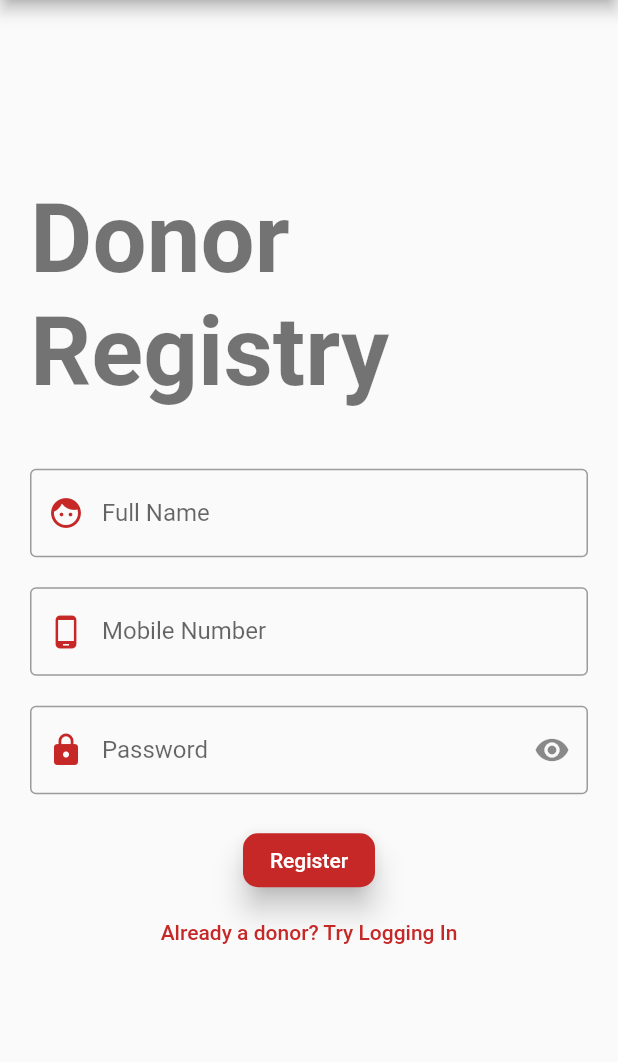
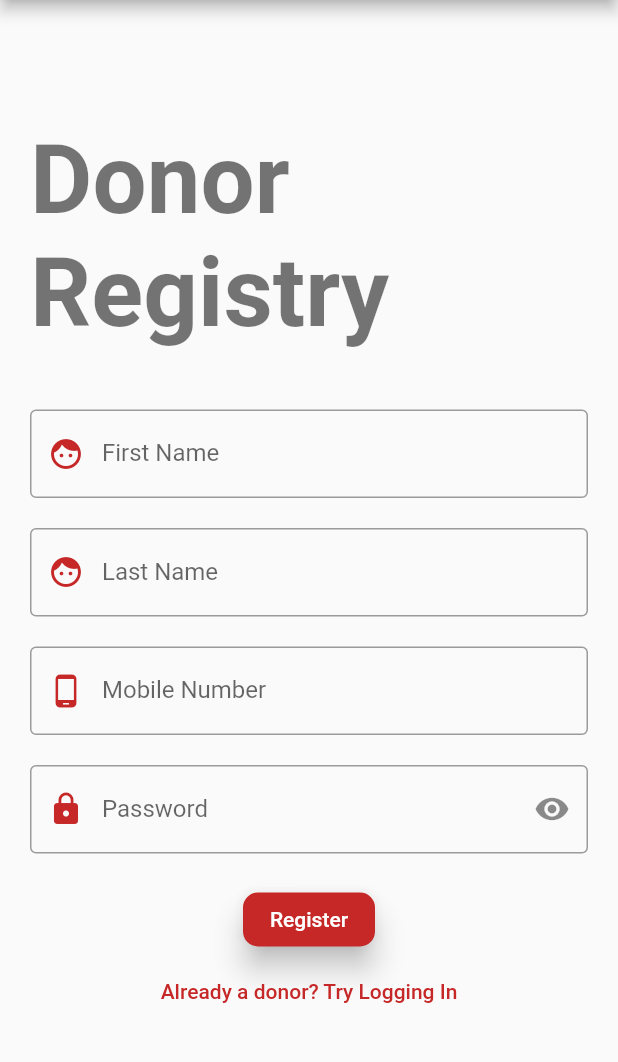
Before and after one commit to shashankj99/blood-finder, a Flutter app: the RegisterPage screen opened by its route, on a phone screen of 412 x 824 dp, the part 84-1146 px from its top. Run offline on Flutter 3.47's test engine with Material 2 defaults, Android fonts, the phone set to English and light mode, and no system bars; our stand-ins replace sms_autofill.

```diff
--- a/lib/main.dart
+++ b/lib/main.dart
@@ -1,5 +1,6 @@
 import 'package:blood_finder/pages/login.dart';
 import 'package:blood_finder/pages/register.dart';
+import 'package:blood_finder/pages/verification.dart';
 import 'package:flutter/material.dart';
 
 void main() => runApp(MyApp());
@@ -13,7 +14,8 @@ class MyApp extends StatelessWidget {
       title: 'Blood Finder',
       routes: {
         '/login' : (BuildContext context) => LoginPage(),
-        '/register': (BuildContext context) => RegisterPage()
+        '/register': (BuildContext context) => RegisterPage(),
+        '/otp-verification': (BuildContext context) => Verification(),
       },
       theme: ThemeData(
         cursorColor: Colors.red[800],
--- a/lib/pages/register.dart
+++ b/lib/pages/register.dart
@@ -1,5 +1,7 @@
 import 'package:blood_finder/components/mobile_number_validator.dart';
 import 'package:flutter/material.dart';
+import 'package:http/http.dart' as http;
+import 'dart:convert';
 
 class RegisterPage extends StatefulWidget {
   @override
@@ -7,14 +9,15 @@ class RegisterPage extends StatefulWidget {
 }
 
 class RegisterPageState extends State<RegisterPage> {
-  // create a global form key
+  // create a global form & scaffold key
+  final _scaffoldKey = GlobalKey<ScaffoldState>();
   final _formKey = GlobalKey<FormState>();
 
   // define form variables
-  String _fullName, _mobileNumberField, _password;
+  String _firstName, _lastName, _mobileNumberField, _password;
 
   // create a variable for obscure text property
-  bool _obscureText = true;
+  bool _isSubmitting = false, _obscureText = true;
 
   /*
    * Method to show the title widget for the form
@@ -27,23 +30,46 @@ class RegisterPageState extends State<RegisterPage> {
   }
 
   /*
-   * Method to show full name widget
+   * Method to show first name widget
    */
-  Widget _showFullNameInput() {
+  Widget _showFirstNameInput() {
     return Padding(
       padding: EdgeInsets.only(top: 20.0),
       child: TextFormField(
-        onSaved: (val) => _fullName = val,
+        onSaved: (val) => _firstName = val,
         validator: (val) =>
-            (val.length <= 0) ? 'Full name cannot be blank' : null,
+            (val.length <= 0) ? 'First name cannot be blank' : null,
         decoration: InputDecoration(
           prefixIcon: Icon(
             Icons.face,
             color: Colors.red[800],
           ),
           border: OutlineInputBorder(),
-          labelText: 'Full Name',
-          hintText: 'Enter full name of the user',
+          labelText: 'First Name',
+          hintText: 'Enter first name of the user',
+        ),
+      ),
+    );
+  }
+
+  /*
+   * Method to show last name widget
+   */
+  Widget _showLastNameInput() {
+    return Padding(
+      padding: EdgeInsets.only(top: 20.0),
+      child: TextFormField(
+        onSaved: (val) => _lastName = val,
+        validator: (val) =>
+            (val.length <= 0) ? 'Last name cannot be blank' : null,
+        decoration: InputDecoration(
+          prefixIcon: Icon(
+            Icons.face,
+            color: Colors.red[800],
+          ),
+          border: OutlineInputBorder(),
+          labelText: 'Last Name',
+          hintText: 'Enter last name of the user',
         ),
       ),
     );
@@ -94,9 +120,8 @@ class RegisterPageState extends State<RegisterPage> {
             onTap: () {
               setState(() => _obscureText = !_obscureText);
             },
-            child: Icon(
-                (_obscureText) ? Icons.visibility : Icons.visibility_off
-            ),
+            child:
+                Icon((_obscureText) ? Icons.visibility : Icons.visibility_off),
           ),
           border: OutlineInputBorder(),
           labelText: 'Password',
@@ -114,7 +139,12 @@ class RegisterPageState extends State<RegisterPage> {
       padding: EdgeInsets.only(top: 20.0),
       child: Column(
         children: [
-          RaisedButton(
+          _isSubmitting == true
+              ? CircularProgressIndicator(
+                  valueColor:
+                      AlwaysStoppedAnimation(Theme.of(context).primaryColor),
+                )
+              : RaisedButton(
                   child: Text(
                     'Register',
                     style: TextStyle(color: Colors.white),
@@ -147,13 +177,70 @@ class RegisterPageState extends State<RegisterPage> {
     // proceed of validation succeeds
     if (_form.validate()) {
       _form.save();
-      print ('Full name: $_fullName, Mobile Number: $_mobileNumberField, Password: $_password');
+      _registerUser();
+    }
+  }
+
+  /*
+   * Method to make APi call to register user
+   */
+  Future<void> _registerUser() async {
+    setState(() => _isSubmitting = true);
+
+    // make API call
+    http.Response response = await http
+        .post('https://secret-retreat-83337.herokuapp.com/register', body: {
+      'first_name': _firstName,
+      'last_name': _lastName,
+      'mobile': _mobileNumberField,
+      'password': _password,
+    });
+
+    // decode response body
+    final responseData = json.decode(response.body);
+
+    setState(() => _isSubmitting = false);
+
+    // call method that displays message in the snack bar
+    _showMessage(responseData);
+  }
+
+  /*
+   * Method to show response message in snack bar
+   */
+  void _showMessage(responseData) {
+    String _message;
+
+    if (responseData['status'] == 422)
+      _message = responseData['errors']['mobile'][0];
+    else
+      _message = responseData['message'];
+
+    // create snack bar widget
+    final _snackBar = SnackBar(
+        backgroundColor: Colors.white,
+        content: Text(
+          _message,
+          style: TextStyle(
+            color: (responseData['status'] == 200) ? Colors.green : Colors.red,
+          ),
+        ));
+
+    // show the snack bar in the scaffold
+    _scaffoldKey.currentState.showSnackBar(_snackBar);
+
+    // reset form value &
+    // navigate to otp verification if registered successfully
+    if (responseData['status'] == 200) {
+      _formKey.currentState.reset();
+      Navigator.pushReplacementNamed(context, '/otp-verification');
     }
   }
 
   @override
   Widget build(BuildContext context) {
     return Scaffold(
+      key: _scaffoldKey,
       appBar: AppBar(
         title: Text('Blood Finder > Register New User'),
       ),
@@ -167,7 +254,8 @@ class RegisterPageState extends State<RegisterPage> {
                 children: [
                   _showTitleText(),
                   Padding(padding: EdgeInsets.only(top: 20.0)),
-                  _showFullNameInput(),
+                  _showFirstNameInput(),
+                  _showLastNameInput(),
                   _showMobileNumberInput(),
                   _showPassword(),
                   _registerButtons(),
--- a/pubspec.yaml
+++ b/pubspec.yaml
@@ -13,6 +13,8 @@ dependencies:
     sdk: flutter
   cupertino_icons: ^1.0.0
   select_form_field: ^1.1.0
+  http: ^0.12.2
+  sms_autofill: ^1.3.1
 
 dev_dependencies:
   flutter_test:
```
Also changed, not shown: lib/pages/login.dart (+59 -3 lines), lib/pages/verification.dart (added, +74 -0 lines), pubspec.lock, 1 other file. Lines whose indentation alone changed are shown as unchanged.
